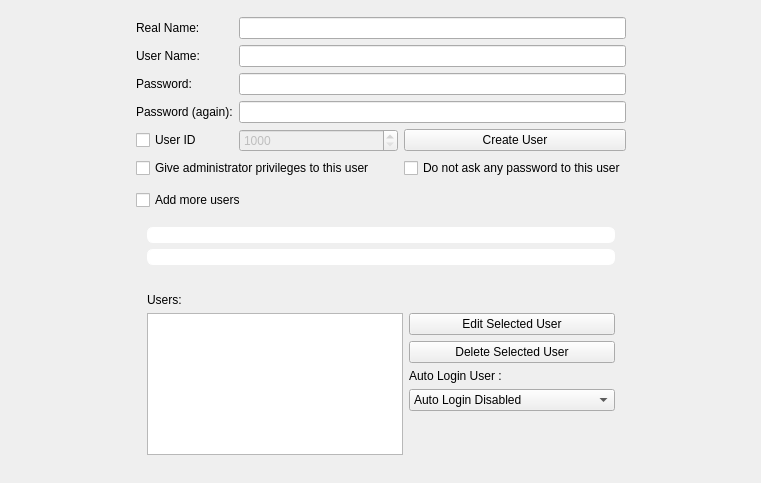
Qt form yali4/gui/Ui/setupuserswidget.ui (dadas45li/yali) before a commit.
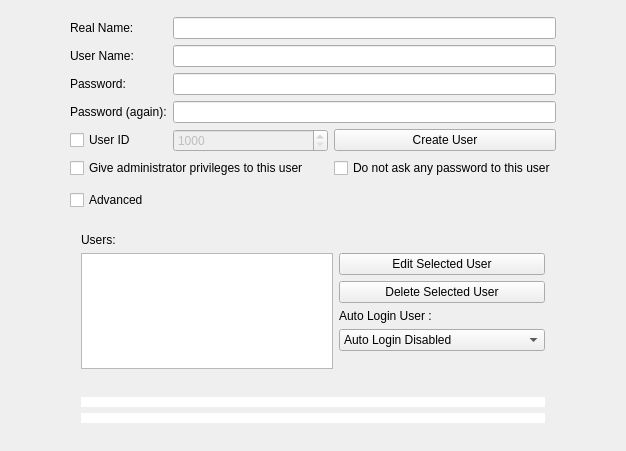
The same form after that commit.

Commit message:
* Add advanced mode for user settings screen  * Add user id selection feature to advanced mode  * TODO updated
BUG:FIXED:7658

Diff of the .ui file:
```diff
--- a/yali4/gui/Ui/setupuserswidget.ui
+++ b/yali4/gui/Ui/setupuserswidget.ui
@@ -6,15 +6,15 @@
    <rect>
     <x>0</x>
     <y>0</y>
-    <width>761</width>
-    <height>483</height>
+    <width>626</width>
+    <height>451</height>
    </rect>
   </property>
   <property name="windowTitle">
    <string>Form1</string>
   </property>
   <layout class="QGridLayout" name="gridLayout_3">
-   <item row="0" column="0" rowspan="12">
+   <item row="0" column="0" rowspan="13">
     <spacer>
      <property name="orientation">
       <enum>Qt::Horizontal</enum>
@@ -46,7 +46,7 @@
      </property>
     </spacer>
    </item>
-   <item row="0" column="5" rowspan="12">
+   <item row="0" column="5" rowspan="13">
     <spacer>
      <property name="orientation">
       <enum>Qt::Horizontal</enum>
@@ -139,75 +139,6 @@
      </property>
     </widget>
    </item>
-   <item row="9" column="1" colspan="4">
-    <widget class="QWidget" name="widget" native="true">
-     <layout class="QGridLayout" name="gridLayout">
-      <item row="0" column="0">
-       <layout class="QGridLayout">
-        <property name="horizontalSpacing">
-         <number>0</number>
-        </property>
-        <item row="0" column="0">
-         <widget class="QLabel" name="pass_error">
-          <property name="maximumSize">
-           <size>
-            <width>16777215</width>
-            <height>18</height>
-           </size>
-          </property>
-          <property name="styleSheet">
-           <string notr="true">border:1px solid white;
-border-radius:6px;
-background-color:white;
-color:#5A2847;</string>
-          </property>
-          <property name="text">
-           <string/>
-          </property>
-          <property name="textFormat">
-           <enum>Qt::RichText</enum>
-          </property>
-          <property name="alignment">
-           <set>Qt::AlignCenter</set>
-          </property>
-          <property name="wordWrap">
-           <bool>true</bool>
-          </property>
-         </widget>
-        </item>
-        <item row="1" column="0">
-         <widget class="QLabel" name="caps_error">
-          <property name="maximumSize">
-           <size>
-            <width>16777215</width>
-            <height>18</height>
-           </size>
-          </property>
-          <property name="styleSheet">
-           <string notr="true">border:1px solid white;
-border-radius:6px;
-background-color:white;
-color:#5A2847;</string>
-          </property>
-          <property name="text">
-           <string/>
-          </property>
-          <property name="textFormat">
-           <enum>Qt::RichText</enum>
-          </property>
-          <property name="alignment">
-           <set>Qt::AlignCenter</set>
-          </property>
-          <property name="wordWrap">
-           <bool>true</bool>
-          </property>
-         </widget>
-        </item>
-       </layout>
-      </item>
-     </layout>
-    </widget>
-   </item>
    <item row="10" column="1" colspan="4">
     <widget class="QWidget" name="advancedList" native="true">
      <layout class="QGridLayout" name="gridLayout_2">
@@ -287,7 +218,7 @@
      </layout>
     </widget>
    </item>
-   <item row="11" column="3">
+   <item row="12" column="3">
     <spacer>
      <property name="orientation">
       <enum>Qt::Vertical</enum>
@@ -323,7 +254,7 @@
    <item row="8" column="1" colspan="3">
     <widget class="QCheckBox" name="addMore">
      <property name="text">
-      <string>Add more users</string>
+      <string>Advanced</string>
      </property>
     </widget>
    </item>
@@ -334,6 +265,81 @@
      </property>
     </widget>
    </item>
+   <item row="11" column="1" colspan="4">
+    <widget class="QWidget" name="widget" native="true">
+     <property name="minimumSize">
+      <size>
+       <width>0</width>
+       <height>48</height>
+      </size>
+     </property>
+     <layout class="QGridLayout" name="gridLayout">
+      <item row="0" column="0">
+       <layout class="QGridLayout">
+        <property name="horizontalSpacing">
+         <number>0</number>
+        </property>
+        <item row="0" column="0">
+         <widget class="QLabel" name="pass_error">
+          <property name="maximumSize">
+           <size>
+            <width>16777215</width>
+            <height>18</height>
+           </size>
+          </property>
+          <property name="styleSheet">
+           <string notr="true">border:1px solid white;
+border-radius:6px;
+background-color:white;
+color:#5A2847;</string>
+          </property>
+          <property name="text">
+           <string/>
+          </property>
+          <property name="textFormat">
+           <enum>Qt::RichText</enum>
+          </property>
+          <property name="alignment">
+           <set>Qt::AlignCenter</set>
+          </property>
+          <property name="wordWrap">
+           <bool>true</bool>
+          </property>
+         </widget>
+        </item>
+        <item row="1" column="0">
+         <widget class="QLabel" name="caps_error">
+          <property name="maximumSize">
+           <size>
+            <width>16777215</width>
+            <height>18</height>
+           </size>
+          </property>
+          <property name="styleSheet">
+           <string notr="true">border:1px solid white;
+border-radius:6px;
+background-color:white;
+color:#5A2847;</string>
+          </property>
+          <property name="text">
+           <string/>
+          </property>
+          <property name="textFormat">
+           <enum>Qt::RichText</enum>
+          </property>
+          <property name="alignment">
+           <set>Qt::AlignCenter</set>
+          </property>
+          <property name="wordWrap">
+           <bool>true</bool>
+          </property>
+         </widget>
+        </item>
+       </layout>
+      </item>
+     </layout>
+    </widget>
+   </item>
   </layout>
  </widget>
  <layoutdefault spacing="6" margin="11"/>
```
Left out of the diff: 12 changed lines with no effect on the pictures. The commit also changes 3 other files.
